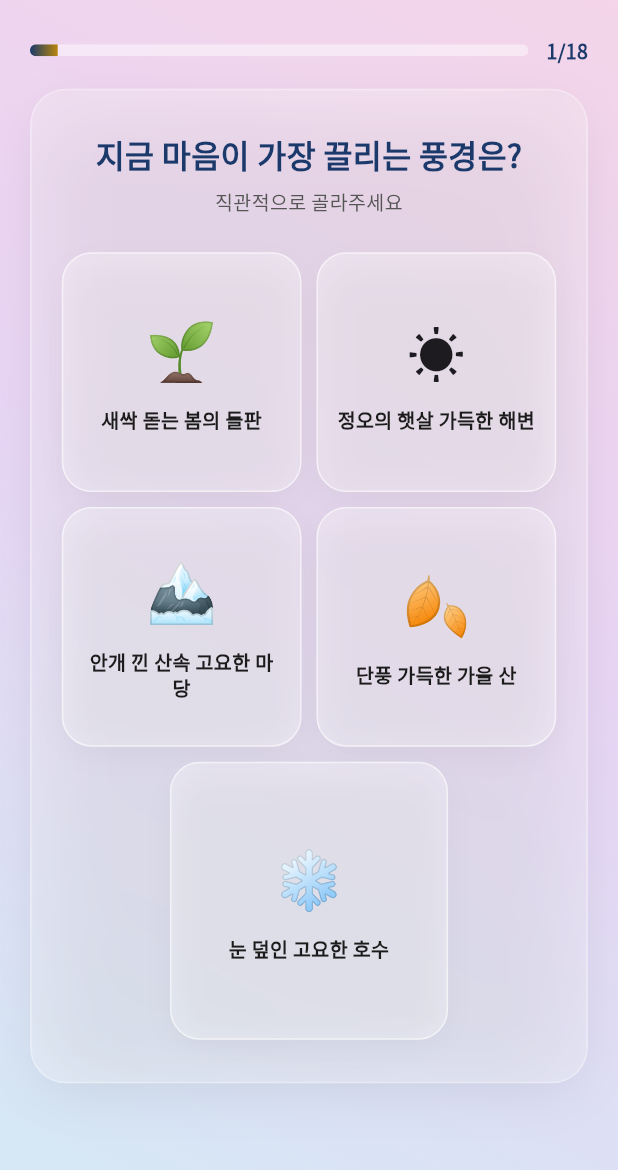
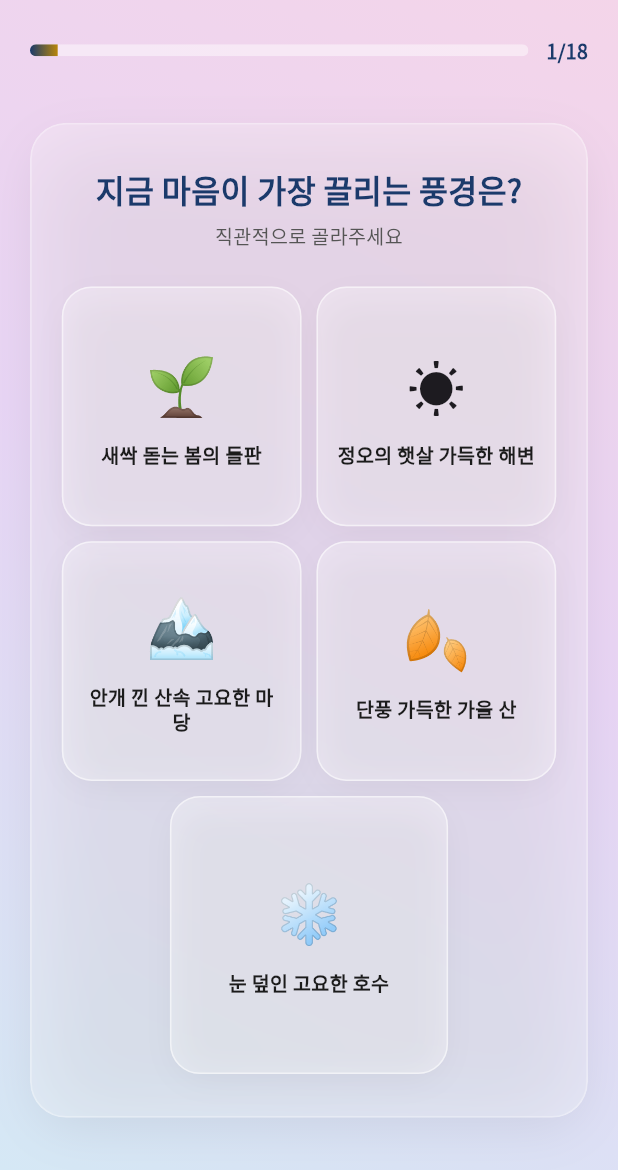
Before and after one commit to jdnnetwork/saju, a Flutter app: the screen it shows after launch, after a tap on "시작하기", on a phone screen of 412 x 824 dp, the part 66-1236 px from its top. Run offline on Flutter 3.47's test engine with Material 3 defaults, Android fonts, the phone set to English and light mode, and no system bars; drawn by our look-alikes of flutter_animate; our stand-ins replace google_fonts, supabase_flutter; accounts and stored records are empty.

Commit message:
fix: release APK INTERNET 권한 + 설문 카드 세로 중앙 정렬
- AndroidManifest(main)에 INTERNET, ACCESS_NETWORK_STATE 권한 추가
  → release 빌드에서 Supabase DNS lookup 실패(errno=7) 해결
- SurveyScreen 문항 카드를 LayoutBuilder + ConstrainedBox + Center로 감싸
  화면 세로 중앙에 배치 (긴 문항은 정상적으로 스크롤)

```diff
--- a/living_myeongli/lib/screens/survey_screen.dart
+++ b/living_myeongli/lib/screens/survey_screen.dart
@@ -160,8 +160,12 @@ class _SurveyScreenState extends State<SurveyScreen> {
                 ),
                 const SizedBox(height: 16),
                 Expanded(
-                  child: SingleChildScrollView(
+                  child: LayoutBuilder(
+                    builder: (context, constraints) => SingleChildScrollView(
                       physics: const BouncingScrollPhysics(),
+                      child: ConstrainedBox(
+                        constraints: BoxConstraints(minHeight: constraints.maxHeight),
+                        child: Center(
                           child: AnimatedSwitcher(
                             duration: const Duration(milliseconds: 320),
                             switchInCurve: Curves.easeOutCubic,
@@ -184,6 +188,9 @@ class _SurveyScreenState extends State<SurveyScreen> {
                               onTapOption: _selectAndAdvance,
                               onScaleChanged: _saveAnswer,
                               onScaleConfirm: _advance,
+                            ),
+                          ),
+                        ),
                       ),
                     ),
                   ),
```
Also changed, not shown: 1 other file. Lines whose indentation alone changed are shown as unchanged.
